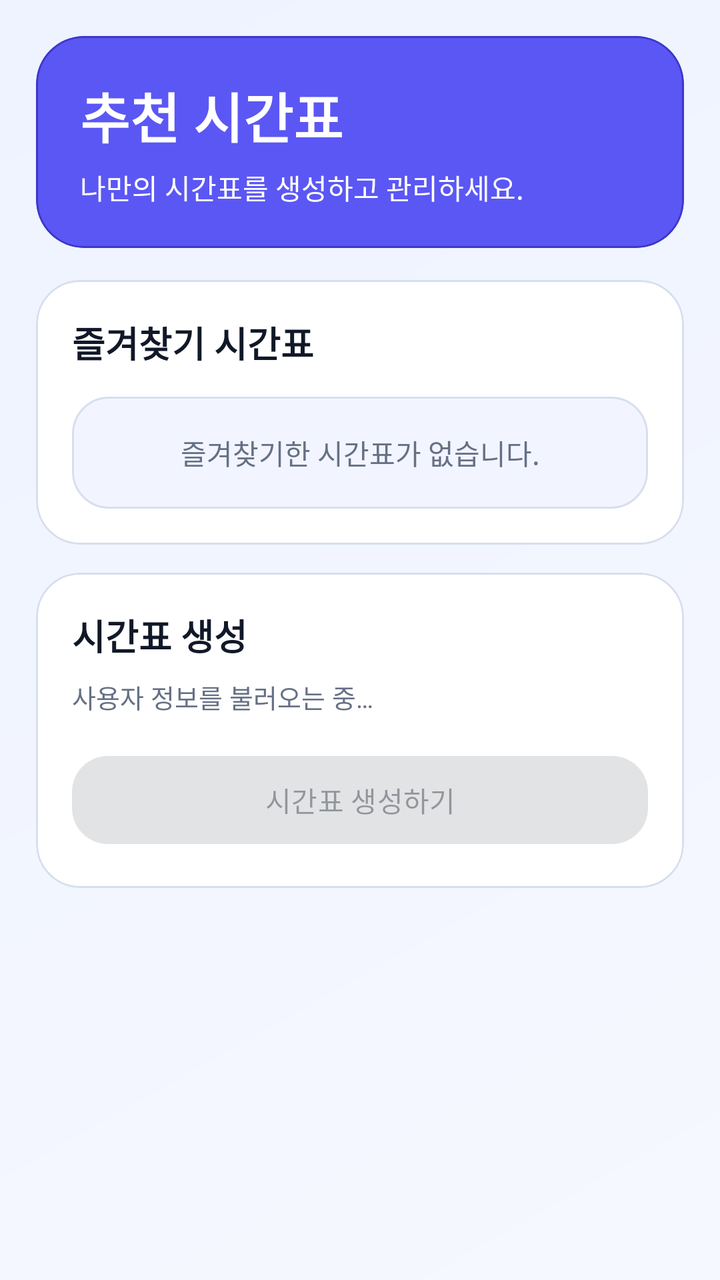
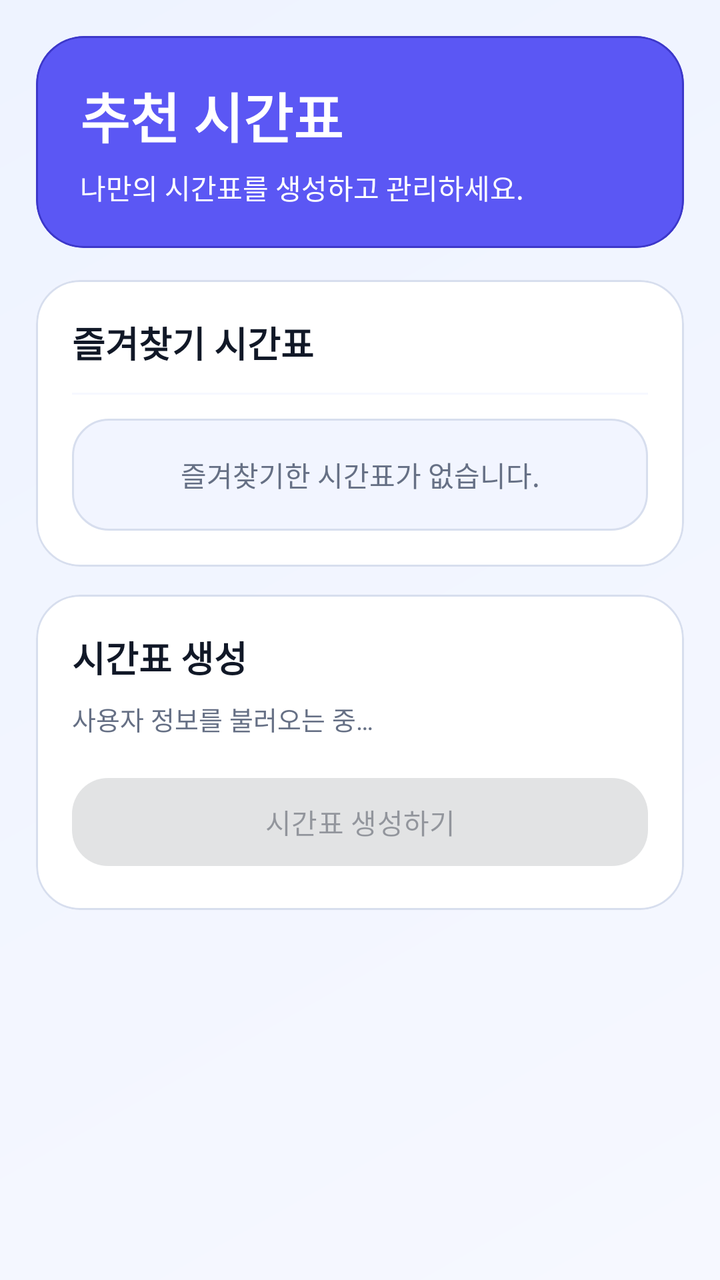

Compare the two renders of this Android layout. The source of the first and the diff that turns it into the second are given below.
<!-- AndroidManifest.xml: application theme Theme.SmartTimetable -->
<!-- res/layout/fragment_timetable.xml -->
<?xml version="1.0" encoding="utf-8"?>
<ScrollView xmlns:android="http://schemas.android.com/apk/res/android"
    xmlns:app="http://schemas.android.com/apk/res-auto"
    android:layout_width="match_parent"
    android:layout_height="match_parent"
    android:background="@drawable/bg_screen_gradient"
    android:fillViewport="true">

    <LinearLayout
        android:layout_width="match_parent"
        android:layout_height="wrap_content"
        android:orientation="vertical"
        android:paddingStart="18dp"
        android:paddingTop="18dp"
        android:paddingEnd="18dp"
        android:paddingBottom="96dp">

        <com.google.android.material.card.MaterialCardView
            android:layout_width="match_parent"
            android:layout_height="wrap_content"
            app:cardBackgroundColor="@color/smart_primary"
            app:cardCornerRadius="24dp"
            app:cardElevation="0dp"
            app:strokeColor="@color/smart_primary_dark"
            app:strokeWidth="1dp">

            <LinearLayout
                android:layout_width="match_parent"
                android:layout_height="wrap_content"
                android:orientation="vertical"
                android:paddingStart="22dp"
                android:paddingTop="20dp"
                android:paddingEnd="22dp"
                android:paddingBottom="20dp">

                <TextView
                    android:layout_width="wrap_content"
                    android:layout_height="wrap_content"
                    android:text="@string/timetable_title"
                    android:textColor="@color/white"
                    android:textSize="27sp"
                    android:textStyle="bold" />

                <TextView
                    android:layout_width="wrap_content"
                    android:layout_height="wrap_content"
                    android:layout_marginTop="6dp"
                    android:text="@string/timetable_desc"
                    android:textColor="@color/white"
                    android:textSize="14sp" />
            </LinearLayout>
        </com.google.android.material.card.MaterialCardView>

        <com.google.android.material.card.MaterialCardView
            android:layout_width="match_parent"
            android:layout_height="wrap_content"
            android:layout_marginTop="16dp"
            app:cardBackgroundColor="@color/smart_surface_card"
            app:cardCornerRadius="22dp"
            app:cardElevation="0dp"
            app:strokeColor="@color/smart_border"
            app:strokeWidth="1dp">

            <LinearLayout
                android:layout_width="match_parent"
                android:layout_height="wrap_content"
                android:orientation="vertical"
                android:padding="18dp">

                <TextView
                    android:layout_width="wrap_content"
                    android:layout_height="wrap_content"
                    android:text="@string/timetable_favorite_title"
                    android:textColor="@color/smart_text_primary"
                    android:textSize="18sp"
                    android:textStyle="bold" />

                <TextView
                    android:id="@+id/tv_favorite_empty"
                    android:layout_width="match_parent"
                    android:layout_height="wrap_content"
                    android:layout_marginTop="14dp"
                    android:background="@drawable/bg_selected_box"
                    android:gravity="center"
                    android:minHeight="56dp"
                    android:paddingStart="12dp"
                    android:paddingTop="12dp"
                    android:paddingEnd="12dp"
                    android:paddingBottom="12dp"
                    android:text="@string/timetable_favorite_empty"
                    android:textColor="@color/smart_text_secondary"
                    android:textSize="14sp" />
            </LinearLayout>
        </com.google.android.material.card.MaterialCardView>

        <com.google.android.material.card.MaterialCardView
            android:layout_width="match_parent"
            android:layout_height="wrap_content"
            android:layout_marginTop="14dp"
            app:cardBackgroundColor="@color/smart_surface_card"
            app:cardCornerRadius="22dp"
            app:cardElevation="0dp"
            app:strokeColor="@color/smart_border"
            app:strokeWidth="1dp">

            <LinearLayout
                android:layout_width="match_parent"
                android:layout_height="wrap_content"
                android:orientation="vertical"
                android:padding="18dp">

                <TextView
                    android:layout_width="wrap_content"
                    android:layout_height="wrap_content"
                    android:text="@string/timetable_create_title"
                    android:textColor="@color/smart_text_primary"
                    android:textSize="18sp"
                    android:textStyle="bold" />

                <TextView
                    android:id="@+id/tv_user_info_status"
                    android:layout_width="match_parent"
                    android:layout_height="wrap_content"
                    android:layout_marginTop="8dp"
                    android:text="@string/timetable_loading_user_info"
                    android:textColor="@color/smart_text_secondary"
                    android:textSize="13sp"
                    android:visibility="visible" />

                <com.google.android.material.button.MaterialButton
                    android:id="@+id/btn_create_timetable"
                    android:layout_width="match_parent"
                    android:layout_height="52dp"
                    android:layout_marginTop="16dp"
                    android:enabled="false"
                    android:text="@string/timetable_create_button"
                    app:cornerRadius="18dp" />

                <com.google.android.material.button.MaterialButton
                    android:id="@+id/btn_view_recommendation"
                    style="@style/Widget.Material3.Button.OutlinedButton"
                    android:layout_width="match_parent"
                    android:layout_height="52dp"
                    android:layout_marginTop="10dp"
                    android:text="@string/timetable_view_recommendation"
                    android:visibility="gone"
                    app:cornerRadius="18dp" />
            </LinearLayout>
        </com.google.android.material.card.MaterialCardView>
    </LinearLayout>
</ScrollView>
<!-- resources referenced by this layout -->
<resources>
  <color name="smart_border">#D7DEEE</color>
  <color name="smart_primary">#5B57F4</color>
  <color name="smart_primary_dark">#3D38C9</color>
  <color name="smart_surface_card">#FFFFFF</color>
  <color name="smart_text_primary">#111827</color>
  <color name="smart_text_secondary">#667085</color>
  <color name="white">#FFFFFFFF</color>
  <!-- drawable bg_screen_gradient (drawable) -->
  <?xml version="1.0" encoding="utf-8"?>
  <shape xmlns:android="http://schemas.android.com/apk/res/android">
      <gradient
          android:angle="315"
          android:endColor="@color/smart_background"
          android:startColor="@color/smart_background_alt" />
  </shape>
  <!-- drawable bg_selected_box (drawable) -->
  <?xml version="1.0" encoding="utf-8"?>
  <shape xmlns:android="http://schemas.android.com/apk/res/android">
      <solid android:color="@color/smart_surface_alt" />
      <stroke android:width="1dp" android:color="@color/smart_border" />
      <corners android:radius="18dp" />
  </shape>
  <string name="timetable_create_button">시간표 생성하기</string>
  <string name="timetable_create_title">시간표 생성</string>
  <string name="timetable_desc">나만의 시간표를 생성하고 관리하세요.</string>
  <string name="timetable_favorite_empty">즐겨찾기한 시간표가 없습니다.</string>
  <string name="timetable_favorite_title">즐겨찾기 시간표</string>
  <string name="timetable_loading_user_info">사용자 정보를 불러오는 중…</string>
  <string name="timetable_title">추천 시간표</string>
  <string name="timetable_view_recommendation">추천 결과 보기</string>
  <style name="Theme.SmartTimetable" parent="Base.Theme.SmartTimetable" />
  <color name="smart_background">#F6F8FF</color>
  <color name="smart_background_alt">#EEF3FF</color>
  <color name="smart_surface_alt">#F2F5FF</color>
  <style name="Base.Theme.SmartTimetable" parent="Theme.Material3.DayNight.NoActionBar">
          <item name="colorPrimary">@color/smart_primary</item>
          <item name="colorOnPrimary">@color/smart_on_primary</item>
          <item name="colorPrimaryContainer">@color/smart_primary_container</item>
          <item name="colorOnPrimaryContainer">@color/smart_on_primary_container</item>
          <item name="colorSecondary">@color/smart_secondary</item>
          <item name="colorTertiary">@color/smart_accent</item>
          <item name="colorSurface">@color/smart_surface_card</item>
          <item name="colorSurfaceVariant">@color/smart_surface_variant</item>
          <item name="android:colorBackground">@color/smart_background</item>
          <item name="colorOnSurface">@color/smart_text_primary</item>
          <item name="colorOnSurfaceVariant">@color/smart_text_secondary</item>
          <item name="colorOutline">@color/smart_border</item>
          <item name="android:windowBackground">@color/smart_background</item>
          <item name="android:statusBarColor">@color/smart_primary</item>
          <item name="android:navigationBarColor">@color/smart_background</item>
          <item name="android:windowLightStatusBar">false</item>
          <item name="android:windowLightNavigationBar" tools:targetApi="o_mr1">true</item>
      </style>
  <color name="smart_on_primary">#FFFFFFFF</color>
  <color name="smart_primary_container">#ECEBFF</color>
  <color name="smart_on_primary_container">#201A63</color>
  <color name="smart_secondary">#0EA5E9</color>
  <color name="smart_accent">#7C3AED</color>
  <color name="smart_surface_variant">#E7ECF7</color>
</resources>

<!-- the commit's change to res/layout/fragment_timetable.xml (unified diff, before → after) -->
@@ -67,19 +67,46 @@
                 android:orientation="vertical"
                 android:padding="18dp">
 
-                <TextView
-                    android:layout_width="wrap_content"
+                <LinearLayout
+                    android:layout_width="match_parent"
                     android:layout_height="wrap_content"
-                    android:text="@string/timetable_favorite_title"
-                    android:textColor="@color/smart_text_primary"
-                    android:textSize="18sp"
-                    android:textStyle="bold" />
+                    android:gravity="center_vertical"
+                    android:orientation="horizontal">
+
+                    <TextView
+                        android:layout_width="0dp"
+                        android:layout_height="wrap_content"
+                        android:layout_weight="1"
+                        android:text="@string/timetable_favorite_title"
+                        android:textColor="@color/smart_text_primary"
+                        android:textSize="18sp"
+                        android:textStyle="bold" />
+
+                    <ImageButton
+                        android:id="@+id/btn_favorite_star"
+                        android:layout_width="36dp"
+                        android:layout_height="36dp"
+                        android:background="?attr/selectableItemBackgroundBorderless"
+                        android:contentDescription="시간표 즐겨찾기 해제"
+                        android:padding="6dp"
+                        android:scaleType="centerInside"
+                        android:src="@drawable/ic_star_filled"
+                        android:visibility="gone"
+                        app:tint="@color/smart_warning_yellow" />
+                </LinearLayout>
+
+                <View
+                    android:id="@+id/favorite_divider"
+                    android:layout_width="match_parent"
+                    android:layout_height="1dp"
+                    android:layout_marginTop="12dp"
+                    android:layout_marginBottom="12dp"
+                    android:background="@color/smart_background" />
 
                 <TextView
                     android:id="@+id/tv_favorite_empty"
                     android:layout_width="match_parent"
                     android:layout_height="wrap_content"
-                    android:layout_marginTop="14dp"
                     android:background="@drawable/bg_selected_box"
                     android:gravity="center"
                     android:minHeight="56dp"
@@ -90,6 +117,23 @@
                     android:text="@string/timetable_favorite_empty"
                     android:textColor="@color/smart_text_secondary"
                     android:textSize="14sp" />
+
+                <HorizontalScrollView
+                    android:id="@+id/favorite_timetable_scroll"
+                    android:layout_width="match_parent"
+                    android:layout_height="wrap_content"
+                    android:layout_marginTop="16dp"
+                    android:fillViewport="true"
+                    android:scrollbars="none"
+                    android:visibility="gone">
+
+                    <TableLayout
+                        android:id="@+id/favorite_timetable_table"
+                        android:layout_width="match_parent"
+                        android:layout_height="wrap_content"
+                        android:shrinkColumns="*"
+                        android:stretchColumns="*" />
+                </HorizontalScrollView>
             </LinearLayout>
         </com.google.android.material.card.MaterialCardView>
 
<!-- resource entries referenced after the edit -->
@@ -6,6 +6,7 @@
   <color name="smart_surface_card">#FFFFFF</color>
   <color name="smart_text_primary">#111827</color>
   <color name="smart_text_secondary">#667085</color>
+  <color name="smart_warning_yellow">#FFD700</color>
   <color name="white">#FFFFFFFF</color>
   <!-- drawable bg_screen_gradient (drawable) -->
   <?xml version="1.0" encoding="utf-8"?>
@@ -22,6 +23,17 @@
       <stroke android:width="1dp" android:color="@color/smart_border" />
       <corners android:radius="18dp" />
   </shape>
+  <!-- drawable ic_star_filled (drawable) -->
+  <?xml version="1.0" encoding="utf-8"?>
+  <vector xmlns:android="http://schemas.android.com/apk/res/android"
+      android:width="24dp"
+      android:height="24dp"
+      android:viewportWidth="24"
+      android:viewportHeight="24">
+      <path
+          android:fillColor="@color/smart_warning_yellow"
+          android:pathData="M12,2l3.09,6.26L22,9.27l-5,4.87l1.18,6.88L12,17.77l-6.18,3.25L7,14.14L2,9.27l6.91,-1.01L12,2Z" />
+  </vector>
   <string name="timetable_create_button">시간표 생성하기</string>
   <string name="timetable_create_title">시간표 생성</string>
   <string name="timetable_desc">나만의 시간표를 생성하고 관리하세요.</string>
